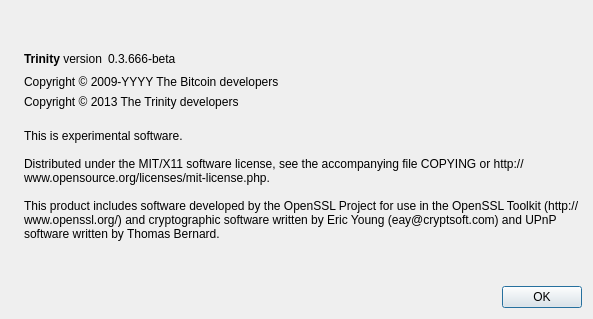
This is src/qt/forms/aboutdialog.ui in fivemil/Megabyte as Qt 5 draws it before an edit. The edited form follows.
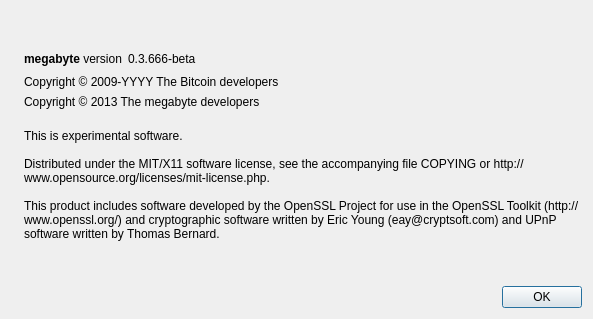
This is the edited form. Icons and pictures are not drawn.

The edit to the form file:
```diff
--- a/src/qt/forms/aboutdialog.ui
+++ b/src/qt/forms/aboutdialog.ui
@@ -50,7 +50,7 @@
           <cursorShape>IBeamCursor</cursorShape>
          </property>
          <property name="text">
-          <string>&lt;b&gt;Trinity&lt;/b&gt; version</string>
+          <string>&lt;b&gt;megabyte&lt;/b&gt; version</string>
          </property>
          <property name="textInteractionFlags">
           <set>Qt::LinksAccessibleByMouse|Qt::TextSelectableByKeyboard|Qt::TextSelectableByMouse</set>
@@ -107,7 +107,7 @@
         <cursorShape>IBeamCursor</cursorShape>
        </property>
        <property name="text">
-        <string notr="true">Copyright &amp;copy; 2013 The Trinity developers</string>
+        <string notr="true">Copyright &amp;copy; 2013 The megabyte developers</string>
        </property>
        <property name="textFormat">
         <enum>Qt::RichText</enum>
```
Left out of the diff: 2 changed lines with no effect on the pictures.
